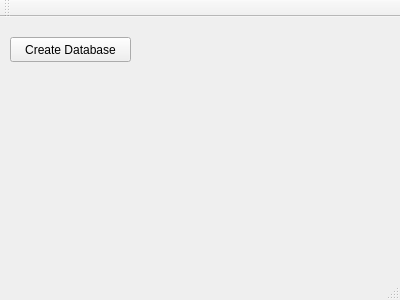
This is mainwindow.ui in AAAlpha/Invemger as Qt 5 draws it before an edit. The edited form follows.
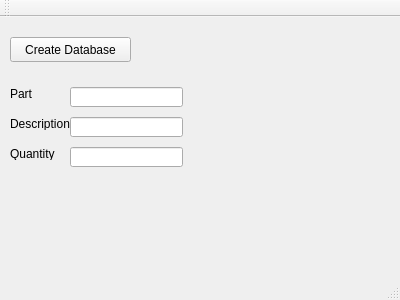
This is the edited form.

Commit message: Added some input test for database

Patch:
```diff
--- a/mainwindow.ui
+++ b/mainwindow.ui
@@ -27,6 +27,78 @@
      <string>Create Database</string>
     </property>
    </widget>
+   <widget class="QLineEdit" name="part_edit">
+    <property name="geometry">
+     <rect>
+      <x>70</x>
+      <y>70</y>
+      <width>113</width>
+      <height>20</height>
+     </rect>
+    </property>
+   </widget>
+   <widget class="QLineEdit" name="desc_edit">
+    <property name="geometry">
+     <rect>
+      <x>70</x>
+      <y>100</y>
+      <width>113</width>
+      <height>20</height>
+     </rect>
+    </property>
+   </widget>
+   <widget class="QLineEdit" name="quan_edit">
+    <property name="geometry">
+     <rect>
+      <x>70</x>
+      <y>130</y>
+      <width>113</width>
+      <height>20</height>
+     </rect>
+    </property>
+    <property name="inputMask">
+     <string>000000000000</string>
+    </property>
+   </widget>
+   <widget class="QLabel" name="label">
+    <property name="geometry">
+     <rect>
+      <x>10</x>
+      <y>70</y>
+      <width>47</width>
+      <height>13</height>
+     </rect>
+    </property>
+    <property name="text">
+     <string>Part</string>
+    </property>
+   </widget>
+   <widget class="QLabel" name="label_2">
+    <property name="geometry">
+     <rect>
+      <x>10</x>
+      <y>100</y>
+      <width>61</width>
+      <height>13</height>
+     </rect>
+    </property>
+    <property name="text">
+     <string>Description</string>
+    </property>
+   </widget>
+   <widget class="QLabel" name="label_3">
+    <property name="geometry">
+     <rect>
+      <x>10</x>
+      <y>130</y>
+      <width>47</width>
+      <height>13</height>
+     </rect>
+    </property>
+    <property name="text">
+     <string>Quantity</string>
+    </property>
+   </widget>
   </widget>
   <widget class="QMenuBar" name="menuBar">
    <property name="geometry">
```
The commit also changes 2 other files.
